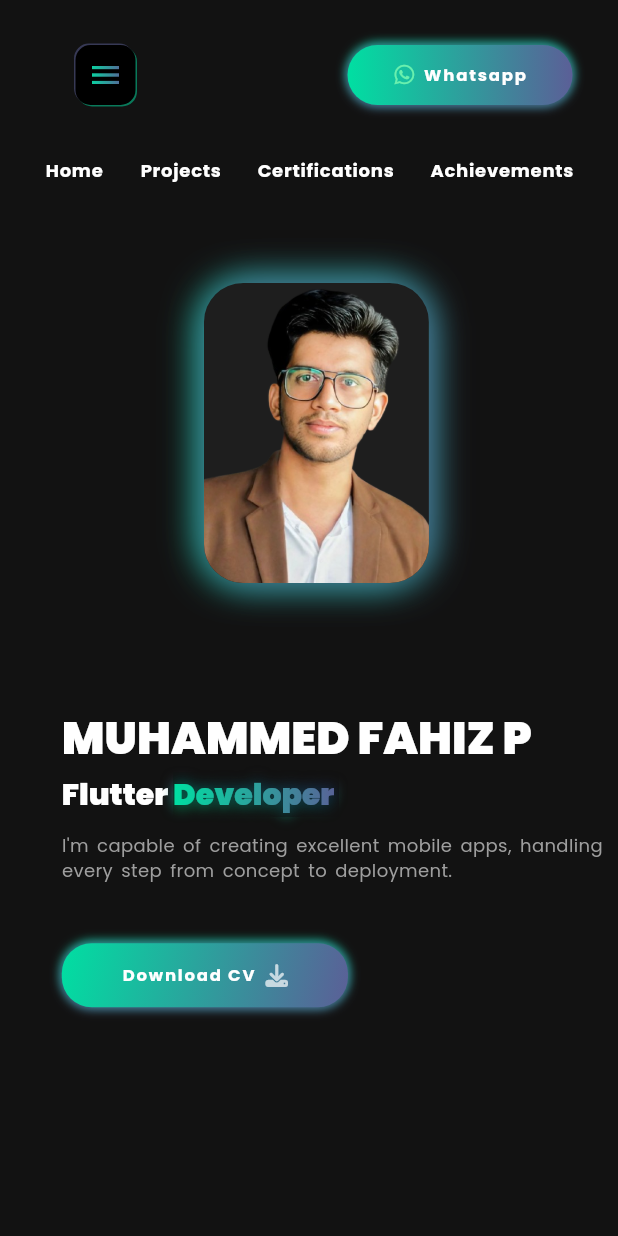
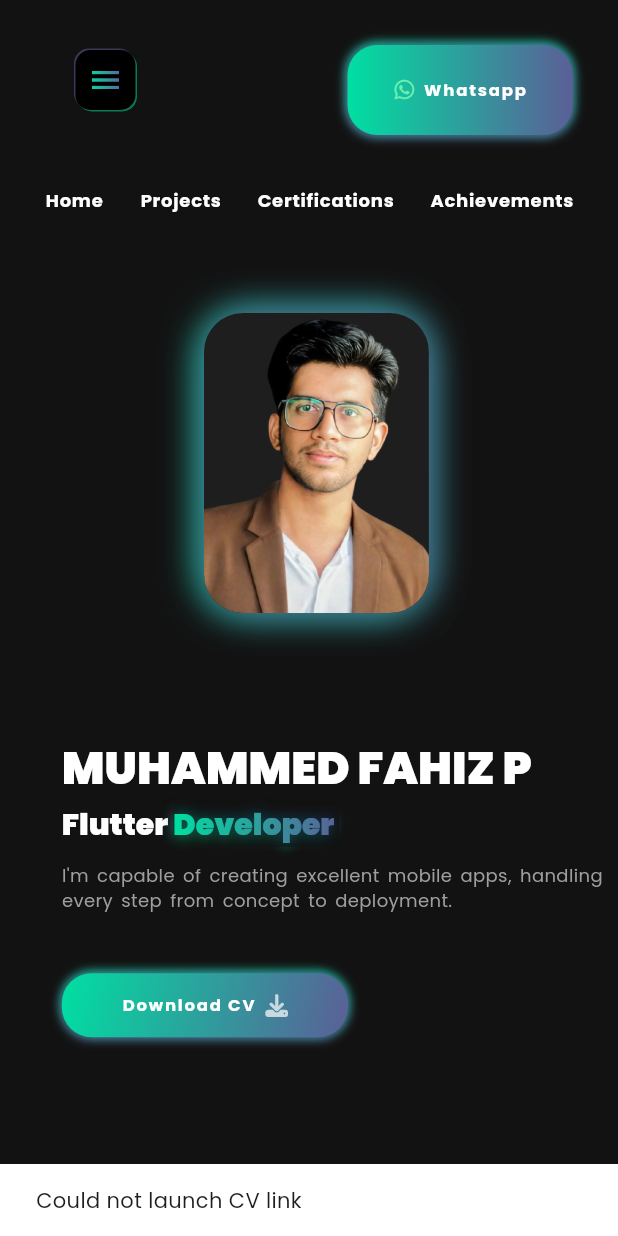
Before and after one commit to itsfahiz/fahiz-portfolio, a Flutter app: the screen it shows after launch, after a tap on "Download CV", on a phone screen of 412 x 824 dp. Run offline on Flutter 3.47's test engine with Material 3 defaults, Android fonts, the phone set to English and light mode, and no system bars; our stand-ins replace flutter_svg, font_awesome_flutter, get, google_fonts, photo_view.

Commit message:
Update CV download logic and adjust navigation visuals
Replaces hardcoded CV link with a dynamic one from a central utility. Enhances link handling by adding error feedback when the link cannot be launched. Updates navigation bar visuals by swapping the logo and increasing height for better UX. Removes an unused image asset.

```diff
--- a/lib/view/intro/components/download_button.dart
+++ b/lib/view/intro/components/download_button.dart
@@ -1,3 +1,4 @@
+import 'package:fahiz_portfolio/utils/social_links.dart';
 import 'package:flutter/material.dart';
 import 'package:font_awesome_flutter/font_awesome_flutter.dart';
 import 'package:url_launcher/url_launcher.dart';
@@ -6,15 +7,19 @@ import '../../../res/constants.dart';
 
 class DownloadButton extends StatelessWidget {
   const DownloadButton({super.key});
+
   @override
   Widget build(BuildContext context) {
     return InkWell(
-      onTap: () {
-        launchUrl(
-          Uri.parse(
-            'https://drive.google.com/file/d/1HSIe7rdk8VtrAL4DQuybfMHQgDrQ6xNs/view?usp=sharing',
-          ),
-        );
+      onTap: () async {
+        final url = Uri.parse(SocialLinks.cv);
+        if (await canLaunchUrl(url)) {
+          await launchUrl(url, mode: LaunchMode.externalApplication);
+        } else {
+          ScaffoldMessenger.of(context).showSnackBar(
+            const SnackBar(content: Text('Could not launch CV link')),
+          );
+        }
       },
       child: Container(
         alignment: Alignment.center,
@@ -36,13 +41,14 @@ class DownloadButton extends StatelessWidget {
               blurRadius: 5,
             ),
           ],
-          gradient: LinearGradient(
+          gradient: const LinearGradient(
             begin: Alignment.topLeft,
             end: Alignment.bottomRight,
             colors: [primaryColor, secondaryColor],
           ),
         ),
         child: Row(
+          mainAxisSize: MainAxisSize.min,
           children: [
             Text(
               'Download CV',
--- a/lib/view/main/components/navigation_bar.dart
+++ b/lib/view/main/components/navigation_bar.dart
@@ -18,7 +18,7 @@ class TopNavigationBar extends StatelessWidget {
             padding: const EdgeInsets.all(defaultPadding),
             child:
                 !Responsive.isLargeMobile(context)
-                    ? Image.asset('assets/images/triange_icon.png')
+                    ? Image.asset('assets/images/fahiz-logo.png')
                     : MenuButton(
                       onTap: () => Scaffold.of(context).openDrawer(),
                     ),
--- a/lib/view/main/main_view.dart
+++ b/lib/view/main/main_view.dart
@@ -20,7 +20,7 @@ class MainView extends StatelessWidget {
             kIsWeb && !Responsive.isLargeMobile(context)
                 ? const SizedBox(height: defaultPadding * 2)
                 : const SizedBox(height: defaultPadding / 2),
-            const SizedBox(height: 80, child: TopNavigationBar()),
+            const SizedBox(height: 100, child: TopNavigationBar()),
             if (Responsive.isLargeMobile(context))
               const Row(children: [Spacer(), NavigationButtonList(), Spacer()]),
             Expanded(
```
Also changed, not shown: assets/images/fahiz-logo.png (added), assets/images/triange_icon.png (deleted).
